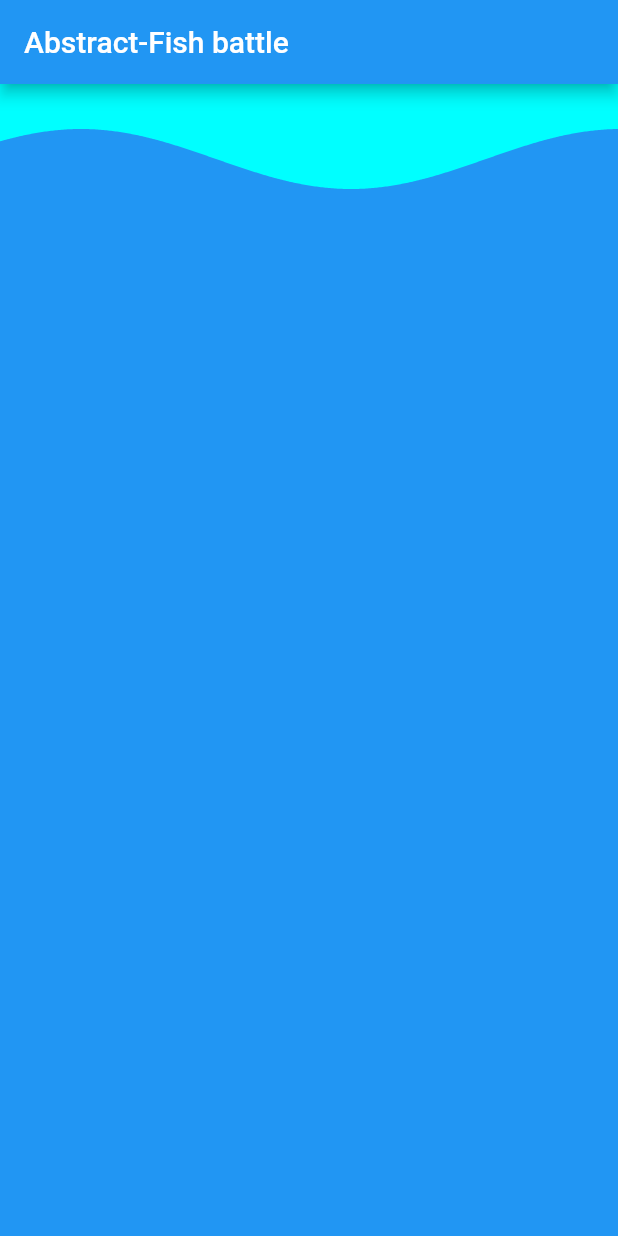
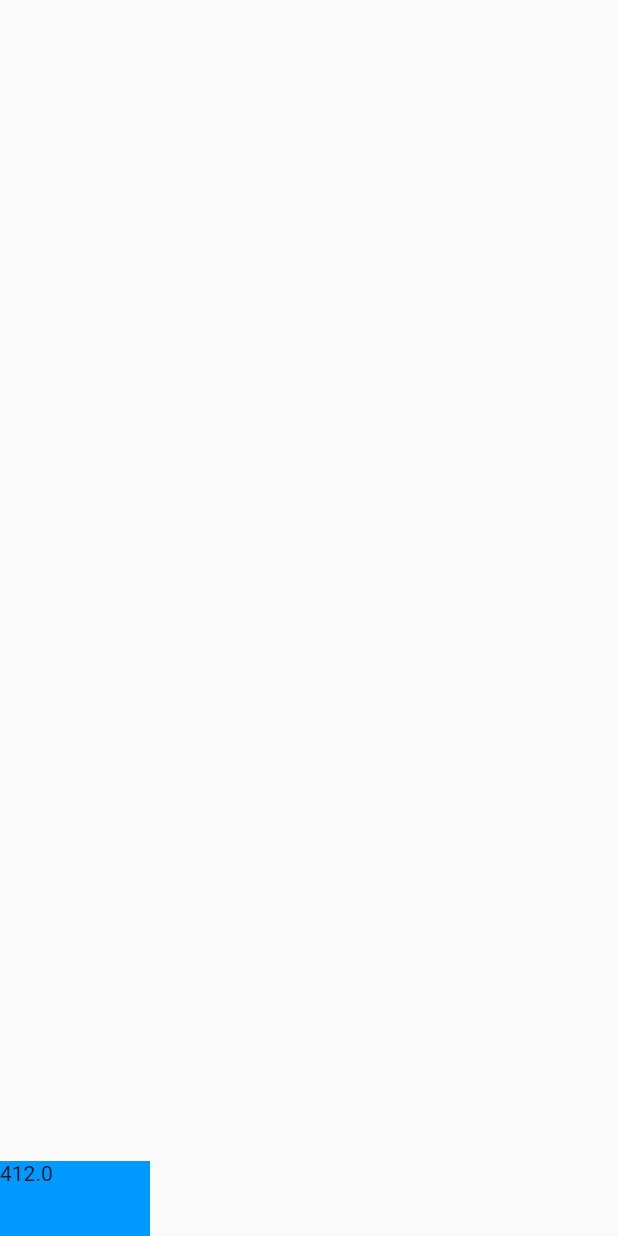
Before and after one commit to LordDarthArt/AbstractFishBattle, a Flutter app: the screen it shows after launch, on a phone screen of 412 x 824 dp. Run offline on Flutter 3.47's test engine with Material 2 defaults, Android fonts, the phone set to English and light mode, and no system bars.

Commit message:
Very hard to understand

```diff
--- /dev/null
+++ b/lib/fish.dart
@@ -0,0 +1,50 @@
+import 'package:flutter/material.dart';
+import 'dart:ui' as ui;
+
+class Fish extends StatefulWidget {
+  @override
+  FishState createState() => new FishState();
+}
+
+class FishState extends State<Fish> {
+  @override
+  Widget build(BuildContext context) {
+    final ui.Size logicalSize = MediaQuery.of(context).size;
+    final double _width = logicalSize.width;
+    final double _height = logicalSize.height;
+    double _rectHeight = 50.0;
+    double _rectWidth = 100.0;
+    return new Scaffold(
+        body: new Stack(children: <Widget>[
+      new Positioned(
+          bottom: 0.0,
+          left: 0.0,
+          top: _height - _rectHeight,
+          right: 0.0,
+          child: new CustomPaint(
+            painter: new Sky(_rectWidth, _rectHeight),
+            child: new Text('$_width'),
+          )),
+    ]));
+  }
+}
+
+class Sky extends CustomPainter {
+  final double _rectWidth;
+  final double _rectHeight;
+
+  Sky(this._rectWidth, this._rectHeight);
+
+  @override
+  void paint(Canvas canvas, Size size) {
+    canvas.drawRect(
+      new Rect.fromLTRB(0.0, 0.0, this._rectWidth, _rectHeight),
+      new Paint()..color = new Color(0xFF0099FF),
+    );
+  }
+
+  @override
+  bool shouldRepaint(Sky oldDelegate) {
+    return false;
+  }
+}
--- a/lib/main.dart
+++ b/lib/main.dart
@@ -2,7 +2,10 @@ import 'package:flutter/widgets.dart';
 import 'package:flutter/material.dart';
 
 // Waves
-import 'demo.dart';
+import 'wave.dart';
+
+// Fishes
+import 'fish.dart';
 
 void main() => runApp(new MyApp());
 
@@ -11,7 +14,7 @@ class MyApp extends StatelessWidget {
   @override
   Widget build(BuildContext context) {
     return new MaterialApp(
-      home: new DemoPage(),
+      home: new Fish(),
     );
   }
 }
--- a/lib/demo.dart
+++ b/lib/wave.dart
@@ -104,7 +104,7 @@ class _DemoBodyState extends State<DemoBody> with TickerProviderStateMixin {
         builder: (context, child) => new ClipPath(
           child: new Container(
             width: widget.size.width,
-            height: widget.size.height*5,
+            height: MediaQuery.of(context).size.height,
             color: widget.color,
           ),
           clipper: new WaveClipper(animationController.value, animList1),
```
